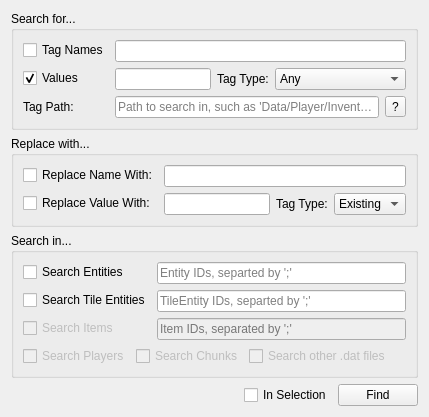
This is src/mcedit2/ui/find_replace_nbt.ui in mcedit/mcedit2 as Qt 5 draws it before an edit. The edited form follows.
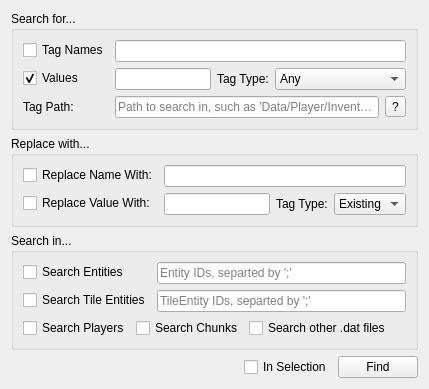
This is the edited form.

Commit message: Implement find/replace NBT in chunks

```diff
--- a/src/mcedit2/ui/find_replace_nbt.ui
+++ b/src/mcedit2/ui/find_replace_nbt.ui
@@ -7,7 +7,7 @@
     <x>0</x>
     <y>0</y>
     <width>429</width>
-    <height>390</height>
+    <height>364</height>
    </rect>
   </property>
   <property name="windowTitle">
@@ -274,6 +274,9 @@
      <layout class="QVBoxLayout" name="verticalLayout_3">
       <item>
        <layout class="QFormLayout" name="formLayout_3">
+        <property name="fieldGrowthPolicy">
+         <enum>QFormLayout::AllNonFixedFieldsGrow</enum>
+        </property>
         <item row="0" column="0">
          <widget class="QCheckBox" name="searchEntitiesCheckbox">
           <property name="text">
@@ -302,26 +305,6 @@
           </property>
          </widget>
         </item>
-        <item row="2" column="0">
-         <widget class="QCheckBox" name="searchItemsCheckbox">
-          <property name="enabled">
-           <bool>false</bool>
-          </property>
-          <property name="text">
-           <string>Search Items</string>
-          </property>
-         </widget>
-        </item>
-        <item row="2" column="1">
-         <widget class="QLineEdit" name="itemIDField">
-          <property name="enabled">
-           <bool>false</bool>
-          </property>
-          <property name="placeholderText">
-           <string>Item IDs, separated by ';'</string>
-          </property>
-         </widget>
-        </item>
        </layout>
       </item>
       <item>
@@ -329,7 +312,7 @@
         <item>
          <widget class="QCheckBox" name="searchPlayersCheckbox">
           <property name="enabled">
-           <bool>false</bool>
+           <bool>true</bool>
           </property>
           <property name="text">
            <string>Search Players</string>
@@ -339,7 +322,7 @@
         <item>
          <widget class="QCheckBox" name="searchChunksCheckbox">
           <property name="enabled">
-           <bool>false</bool>
+           <bool>true</bool>
           </property>
           <property name="text">
            <string>Search Chunks</string>
@@ -349,7 +332,7 @@
         <item>
          <widget class="QCheckBox" name="searchOtherDatsCheckbox">
           <property name="enabled">
-           <bool>false</bool>
+           <bool>true</bool>
           </property>
           <property name="text">
            <string>Search other .dat files</string>
```
The commit also changes 2 other files.
